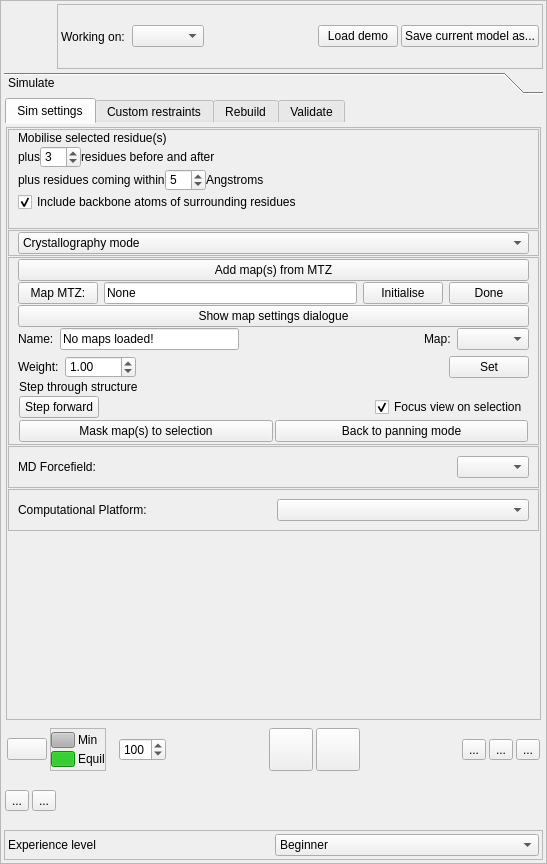
tristanic/isolde, file isolde/src/IsoldeFrame.ui: the form before one commit.
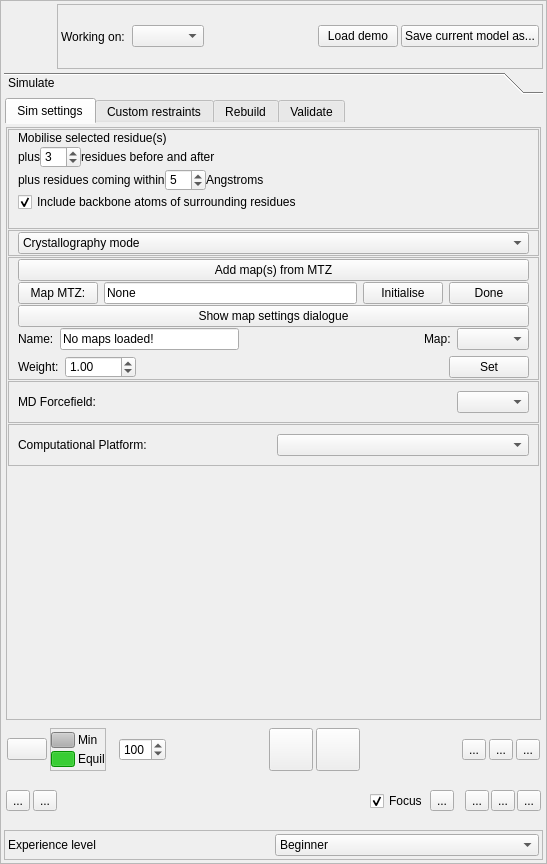
The form after the commit. Icons and pictures are not drawn.

Commit message: Updated ISOLDE GUI to use new StructureStepper

Patch:
```diff
--- a/isolde/src/IsoldeFrame.ui
+++ b/isolde/src/IsoldeFrame.ui
@@ -685,89 +685,6 @@
                       </layout>
                      </widget>
                     </item>
-                    <item>
-                     <widget class="QFrame" name="_sim_basic_xtal_stepper_frame">
-                      <layout class="QVBoxLayout" name="verticalLayout_4">
-                       <property name="spacing">
-                        <number>2</number>
-                       </property>
-                       <property name="leftMargin">
-                        <number>1</number>
-                       </property>
-                       <property name="topMargin">
-                        <number>1</number>
-                       </property>
-                       <property name="rightMargin">
-                        <number>1</number>
-                       </property>
-                       <property name="bottomMargin">
-                        <number>1</number>
-                       </property>
-                       <item>
-                        <widget class="QLabel" name="label_43">
-                         <property name="text">
-                          <string>Step through structure</string>
-                         </property>
-                        </widget>
-                       </item>
-                       <item>
-                        <layout class="QHBoxLayout" name="horizontalLayout_37">
-                         <item>
-                          <widget class="QPushButton" name="_sim_basic_xtal_step_forward_button">
-                           <property name="text">
-                            <string>Step forward</string>
-                           </property>
-                          </widget>
-                         </item>
-                         <item>
-                          <spacer name="horizontalSpacer_25">
-                           <property name="orientation">
-                            <enum>Qt::Horizontal</enum>
-                           </property>
-                           <property name="sizeHint" stdset="0">
-                            <size>
-                             <width>40</width>
-                             <height>20</height>
-                            </size>
-                           </property>
-                          </spacer>
-                         </item>
-                         <item>
-                          <widget class="QCheckBox" name="_sim_basic_xtal_step_focus_checkbox">
-                           <property name="text">
-                            <string>Focus view on selection</string>
-                           </property>
-                           <property name="checked">
-                            <bool>true</bool>
-                           </property>
-                          </widget>
-                         </item>
-                        </layout>
-                       </item>
-                       <item>
-                        <layout class="QHBoxLayout" name="horizontalLayout_38">
-                         <property name="bottomMargin">
-                          <number>0</number>
-                         </property>
-                         <item>
-                          <widget class="QPushButton" name="_sim_basic_xtal_mask_to_selection_button">
-                           <property name="text">
-                            <string>Mask map(s) to selection</string>
-                           </property>
-                          </widget>
-                         </item>
-                         <item>
-                          <widget class="QPushButton" name="_sim_basic_xtal_live_scrolling_button">
-                           <property name="text">
-                            <string>Back to panning mode</string>
-                           </property>
-                          </widget>
-                         </item>
-                        </layout>
-                       </item>
-                      </layout>
-                     </widget>
-                    </item>
                    </layout>
                   </widget>
                  </item>
@@ -3779,7 +3696,7 @@
           </widget>
          </item>
          <item>
-          <widget class="QFrame" name="_right_mouse_modes_frame">
+          <widget class="QFrame" name="_main_bottom_frame">
            <property name="minimumSize">
             <size>
              <width>0</width>
@@ -3809,6 +3726,30 @@
              <number>0</number>
             </property>
             <item>
+             <widget class="QFrame" name="_right_mouse_modes_frame">
+              <property name="frameShape">
+               <enum>QFrame::NoFrame</enum>
+              </property>
+              <property name="frameShadow">
+               <enum>QFrame::Raised</enum>
+              </property>
+              <layout class="QHBoxLayout" name="horizontalLayout_6">
+               <property name="spacing">
+                <number>3</number>
+               </property>
+               <property name="leftMargin">
+                <number>1</number>
+               </property>
+               <property name="topMargin">
+                <number>1</number>
+               </property>
+               <property name="rightMargin">
+                <number>1</number>
+               </property>
+               <property name="bottomMargin">
+                <number>1</number>
+               </property>
+               <item>
              <widget class="QToolButton" name="_right_mouse_tug_atom_button">
               <property name="toolTip">
                <string>Right mouse: tug atom</string>
@@ -3854,6 +3795,9 @@
               </property>
              </widget>
             </item>
+              </layout>
+             </widget>
+            </item>
             <item>
              <spacer name="horizontalSpacer_19">
               <property name="orientation">
@@ -3867,6 +3811,136 @@
               </property>
              </spacer>
             </item>
+            <item>
+             <widget class="QFrame" name="_map_masking_frame">
+              <property name="frameShape">
+               <enum>QFrame::NoFrame</enum>
+              </property>
+              <property name="frameShadow">
+               <enum>QFrame::Raised</enum>
+              </property>
+              <layout class="QHBoxLayout" name="horizontalLayout_13">
+               <property name="spacing">
+                <number>2</number>
+               </property>
+               <property name="leftMargin">
+                <number>1</number>
+               </property>
+               <property name="topMargin">
+                <number>1</number>
+               </property>
+               <property name="rightMargin">
+                <number>1</number>
+               </property>
+               <property name="bottomMargin">
+                <number>1</number>
+               </property>
+               <item>
+                <widget class="QCheckBox" name="_vis_focus_on_sel_checkbox">
+                 <property name="toolTip">
+                  <string>Re-focus the view on the selection when masking</string>
+                 </property>
+                 <property name="layoutDirection">
+                  <enum>Qt::LeftToRight</enum>
+                 </property>
+                 <property name="text">
+                  <string>Focus</string>
+                 </property>
+                 <property name="checked">
+                  <bool>true</bool>
+                 </property>
+                </widget>
+               </item>
+               <item>
+                <widget class="QToolButton" name="_vis_step_mask_backward_button">
+                 <property name="toolTip">
+                  <string>Step backwards through the structure in overlapping steps</string>
+                 </property>
+                 <property name="text">
+                  <string>...</string>
+                 </property>
+                 <property name="icon">
+                  <iconset resource="resources/resources.qrc">
+                   <normaloff>:/icons/reverse_icon.png</normaloff>:/icons/reverse_icon.png</iconset>
+                 </property>
+                </widget>
+               </item>
+               <item>
+                <widget class="QLabel" name="label_7">
+                 <property name="maximumSize">
+                  <size>
+                   <width>72</width>
+                   <height>36</height>
+                  </size>
+                 </property>
+                 <property name="text">
+                  <string/>
+                 </property>
+                 <property name="pixmap">
+                  <pixmap resource="resources/resources.qrc">:/icons/stepper.png</pixmap>
+                 </property>
+                 <property name="scaledContents">
+                  <bool>true</bool>
+                 </property>
+                </widget>
+               </item>
+               <item>
+                <widget class="QToolButton" name="_vis_step_mask_forward_button">
+                 <property name="toolTip">
+                  <string>Step forwards through the structure in overlapping steps</string>
+                 </property>
+                 <property name="text">
+                  <string>...</string>
+                 </property>
+                 <property name="icon">
+                  <iconset resource="resources/resources.qrc">
+                   <normaloff>:/icons/play_icon.png</normaloff>:/icons/play_icon.png</iconset>
+                 </property>
+                </widget>
+               </item>
+               <item>
+                <widget class="QToolButton" name="_vis_mask_to_sel_button">
+                 <property name="toolTip">
+                  <string>Mask the map(s) to the currently selected atoms</string>
+                 </property>
+                 <property name="text">
+                  <string>...</string>
+                 </property>
+                 <property name="icon">
+                  <iconset resource="resources/resources.qrc">
+                   <normaloff>:/icons/mask_to_sel.png</normaloff>:/icons/mask_to_sel.png</iconset>
+                 </property>
+                 <property name="iconSize">
+                  <size>
+                   <width>36</width>
+                   <height>36</height>
+                  </size>
+                 </property>
+                </widget>
+               </item>
+               <item>
+                <widget class="QToolButton" name="_vis_spotlight_mode_button">
+                 <property name="toolTip">
+                  <string>Return to spotlight (map scrolling) mode</string>
+                 </property>
+                 <property name="text">
+                  <string>...</string>
+                 </property>
+                 <property name="icon">
+                  <iconset resource="resources/resources.qrc">
+                   <normaloff>:/icons/spotlight.png</normaloff>:/icons/spotlight.png</iconset>
+                 </property>
+                 <property name="iconSize">
+                  <size>
+                   <width>36</width>
+                   <height>36</height>
+                  </size>
+                 </property>
+                </widget>
+               </item>
+              </layout>
+             </widget>
+            </item>
            </layout>
           </widget>
          </item>
```
Lines whose indentation alone changed are shown as unchanged. The commit also changes 6 other files.
